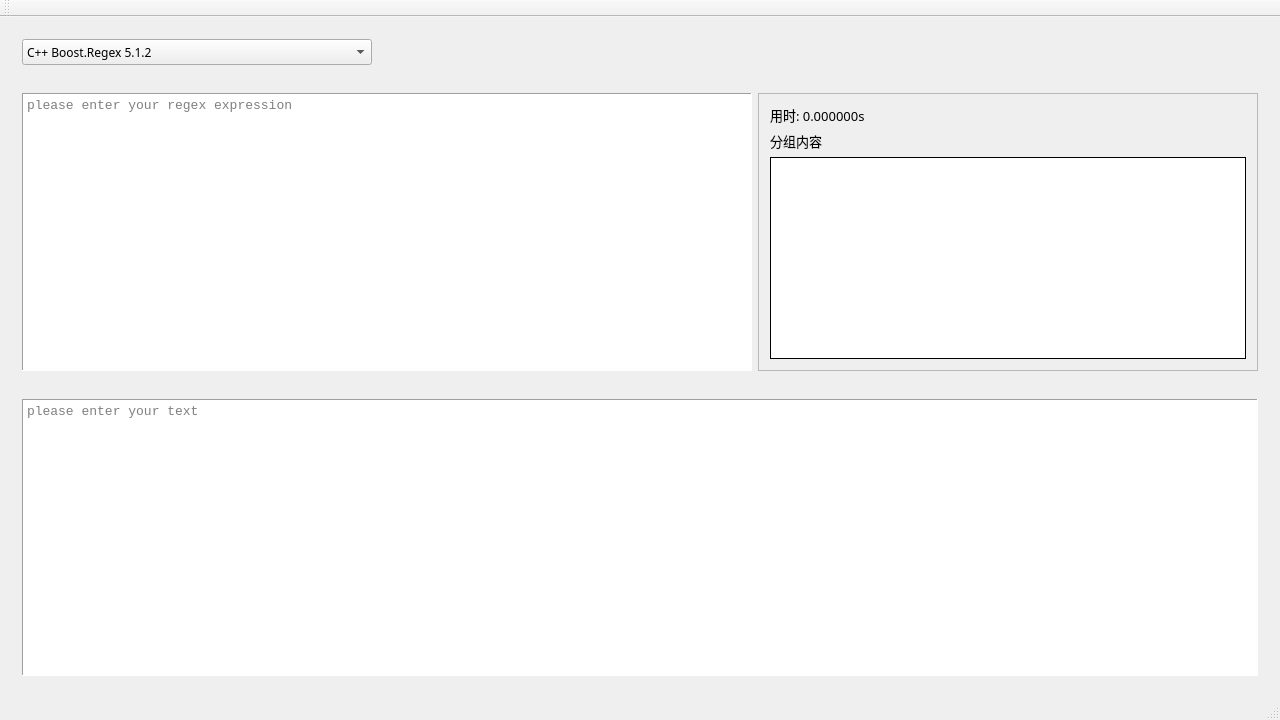
an-yun/AnyunRegex, file Regex/Regex/mainwindow.ui: the form before one commit.
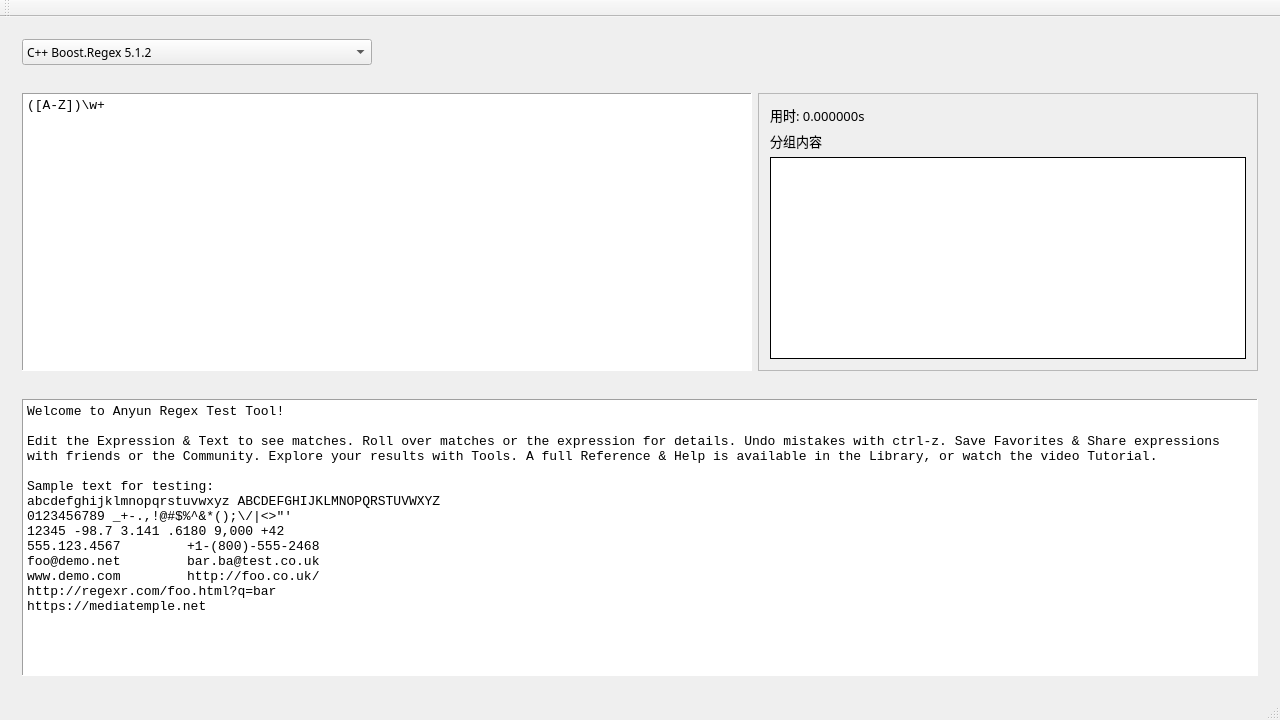
The form after the commit.

Commit message: adjust something

Patch:
```diff
--- a/Regex/Regex/mainwindow.ui
+++ b/Regex/Regex/mainwindow.ui
@@ -143,6 +143,13 @@
          <property name="midLineWidth">
           <number>1</number>
          </property>
+         <property name="html">
+          <string>&lt;!DOCTYPE HTML PUBLIC &quot;-//W3C//DTD HTML 4.0//EN&quot; &quot;http://www.w3.org/TR/REC-html40/strict.dtd&quot;&gt;
+&lt;html&gt;&lt;head&gt;&lt;meta name=&quot;qrichtext&quot; content=&quot;1&quot; /&gt;&lt;style type=&quot;text/css&quot;&gt;
+p, li { white-space: pre-wrap; }
+&lt;/style&gt;&lt;/head&gt;&lt;body style=&quot; font-family:'Consolas'; font-size:10pt; font-weight:400; font-style:normal;&quot;&gt;
+&lt;p style=&quot; margin-top:0px; margin-bottom:0px; margin-left:0px; margin-right:0px; -qt-block-indent:0; text-indent:0px;&quot;&gt;([A-Z])\w+&lt;/p&gt;&lt;/body&gt;&lt;/html&gt;</string>
+         </property>
          <property name="placeholderText">
           <string>please enter your regex expression</string>
          </property>
@@ -264,6 +271,25 @@
          <property name="midLineWidth">
           <number>1</number>
          </property>
+         <property name="html">
+          <string>&lt;!DOCTYPE HTML PUBLIC &quot;-//W3C//DTD HTML 4.0//EN&quot; &quot;http://www.w3.org/TR/REC-html40/strict.dtd&quot;&gt;
+&lt;html&gt;&lt;head&gt;&lt;meta name=&quot;qrichtext&quot; content=&quot;1&quot; /&gt;&lt;style type=&quot;text/css&quot;&gt;
+p, li { white-space: pre-wrap; }
+&lt;/style&gt;&lt;/head&gt;&lt;body style=&quot; font-family:'Consolas'; font-size:10pt; font-weight:400; font-style:normal;&quot;&gt;
+&lt;p style=&quot; margin-top:0px; margin-bottom:0px; margin-left:0px; margin-right:0px; -qt-block-indent:0; text-indent:0px;&quot;&gt;Welcome to Anyun Regex Test Tool!&lt;/p&gt;
+&lt;p style=&quot;-qt-paragraph-type:empty; margin-top:0px; margin-bottom:0px; margin-left:0px; margin-right:0px; -qt-block-indent:0; text-indent:0px;&quot;&gt;&lt;br /&gt;&lt;/p&gt;
+&lt;p style=&quot; margin-top:0px; margin-bottom:0px; margin-left:0px; margin-right:0px; -qt-block-indent:0; text-indent:0px;&quot;&gt;Edit the Expression &amp;amp; Text to see matches. Roll over matches or the expression for details. Undo mistakes with ctrl-z. Save Favorites &amp;amp; Share expressions with friends or the Community. Explore your results with Tools. A full Reference &amp;amp; Help is available in the Library, or watch the video Tutorial.&lt;/p&gt;
+&lt;p style=&quot;-qt-paragraph-type:empty; margin-top:0px; margin-bottom:0px; margin-left:0px; margin-right:0px; -qt-block-indent:0; text-indent:0px;&quot;&gt;&lt;br /&gt;&lt;/p&gt;
+&lt;p style=&quot; margin-top:0px; margin-bottom:0px; margin-left:0px; margin-right:0px; -qt-block-indent:0; text-indent:0px;&quot;&gt;Sample text for testing:&lt;/p&gt;
+&lt;p style=&quot; margin-top:0px; margin-bottom:0px; margin-left:0px; margin-right:0px; -qt-block-indent:0; text-indent:0px;&quot;&gt;abcdefghijklmnopqrstuvwxyz ABCDEFGHIJKLMNOPQRSTUVWXYZ&lt;/p&gt;
+&lt;p style=&quot; margin-top:0px; margin-bottom:0px; margin-left:0px; margin-right:0px; -qt-block-indent:0; text-indent:0px;&quot;&gt;0123456789 _+-.,!@#$%^&amp;amp;*();\/|&amp;lt;&amp;gt;&amp;quot;'&lt;/p&gt;
+&lt;p style=&quot; margin-top:0px; margin-bottom:0px; margin-left:0px; margin-right:0px; -qt-block-indent:0; text-indent:0px;&quot;&gt;12345 -98.7 3.141 .6180 9,000 +42&lt;/p&gt;
+&lt;p style=&quot; margin-top:0px; margin-bottom:0px; margin-left:0px; margin-right:0px; -qt-block-indent:0; text-indent:0px;&quot;&gt;555.123.4567	+1-(800)-555-2468&lt;/p&gt;
+&lt;p style=&quot; margin-top:0px; margin-bottom:0px; margin-left:0px; margin-right:0px; -qt-block-indent:0; text-indent:0px;&quot;&gt;foo@demo.net	bar.ba@test.co.uk&lt;/p&gt;
+&lt;p style=&quot; margin-top:0px; margin-bottom:0px; margin-left:0px; margin-right:0px; -qt-block-indent:0; text-indent:0px;&quot;&gt;www.demo.com	http://foo.co.uk/&lt;/p&gt;
+&lt;p style=&quot; margin-top:0px; margin-bottom:0px; margin-left:0px; margin-right:0px; -qt-block-indent:0; text-indent:0px;&quot;&gt;http://regexr.com/foo.html?q=bar&lt;/p&gt;
+&lt;p style=&quot; margin-top:0px; margin-bottom:0px; margin-left:0px; margin-right:0px; -qt-block-indent:0; text-indent:0px;&quot;&gt;https://mediatemple.net&lt;/p&gt;&lt;/body&gt;&lt;/html&gt;</string>
+         </property>
          <property name="placeholderText">
           <string>please enter your text</string>
          </property>
```
The commit also changes 2 other files.
